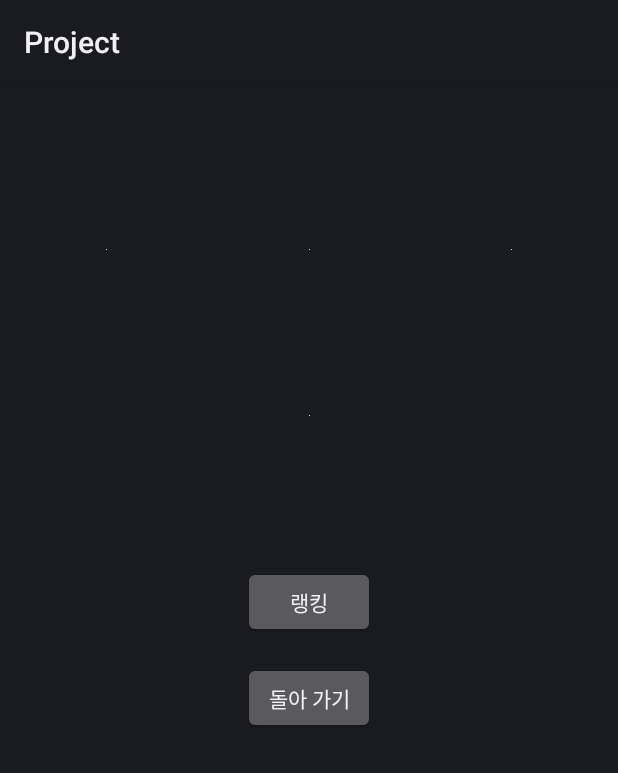
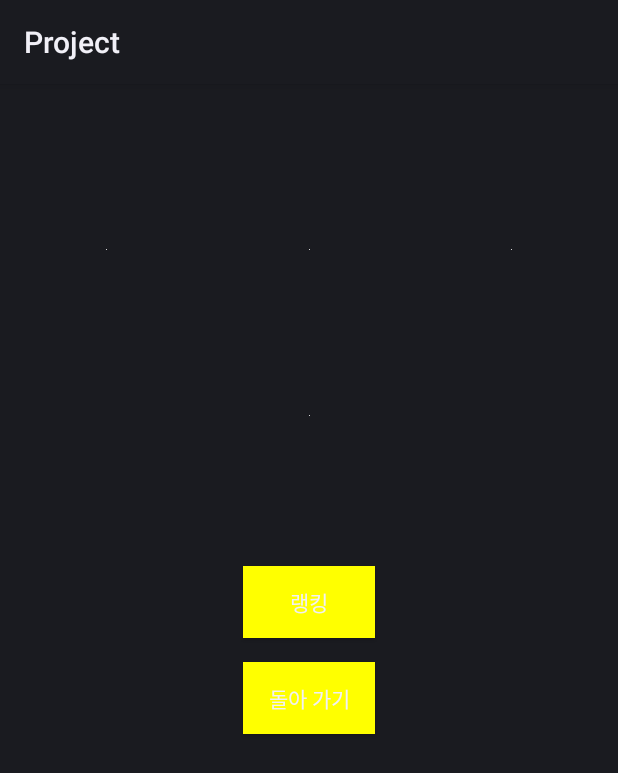
Before and after one commit to TeamEBB/EBB-Android, an Android app: the layout activity_gaming.xml on its own in the app's theme, with its tools: preview values and no code run, on a phone screen of 412 x 824 dp. Shown: the top 773 px of the screen. Run offline under Robolectric (Android 15) with nearby library versions, the light colour scheme and no system bars.

Commit message:
버튼 색깔 변경

```diff
--- a/EBB/app/src/main/res/layout/activity_gaming.xml
+++ b/EBB/app/src/main/res/layout/activity_gaming.xml
@@ -53,6 +53,7 @@
         android:layout_width="wrap_content"
         android:layout_height="wrap_content"
         android:text="랭킹"
+        android:background="@color/yellow"
         android:layout_marginTop="100dp"
         app:layout_constraintStart_toStartOf="parent"
         app:layout_constraintEnd_toEndOf="parent"
@@ -63,6 +64,7 @@
         android:layout_width="wrap_content"
         android:layout_height="wrap_content"
         android:text="돌아 가기"
+        android:background="@color/yellow"
         android:layout_marginTop="16dp"
         app:layout_constraintStart_toStartOf="parent"
         app:layout_constraintEnd_toEndOf="parent"
```
